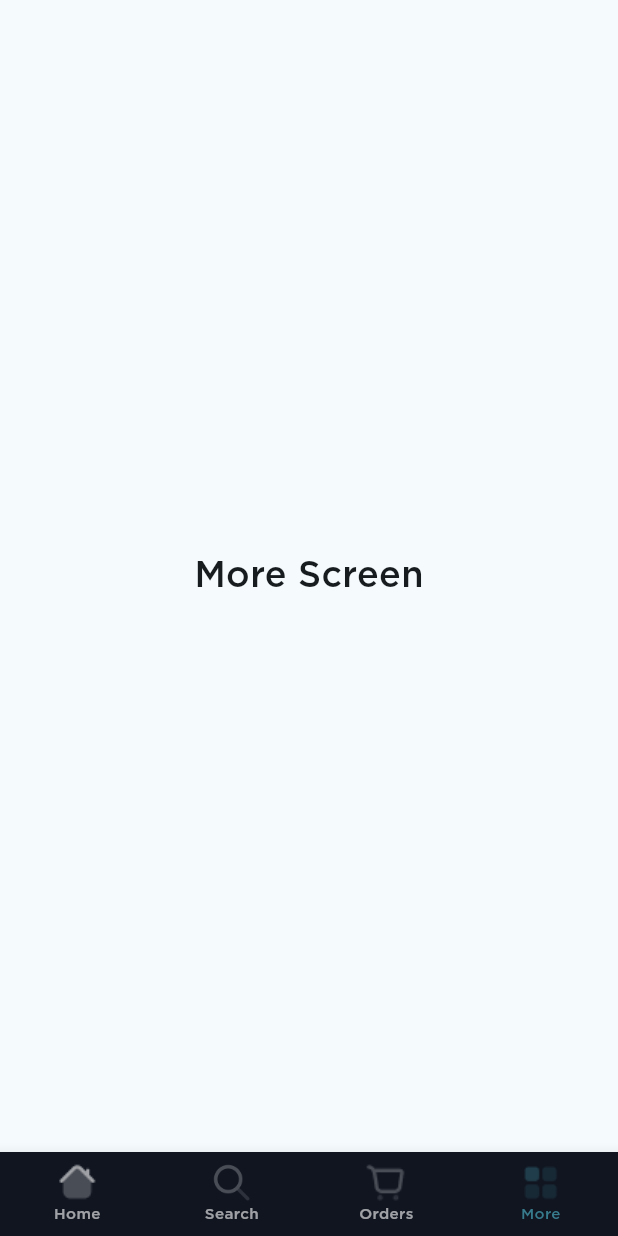
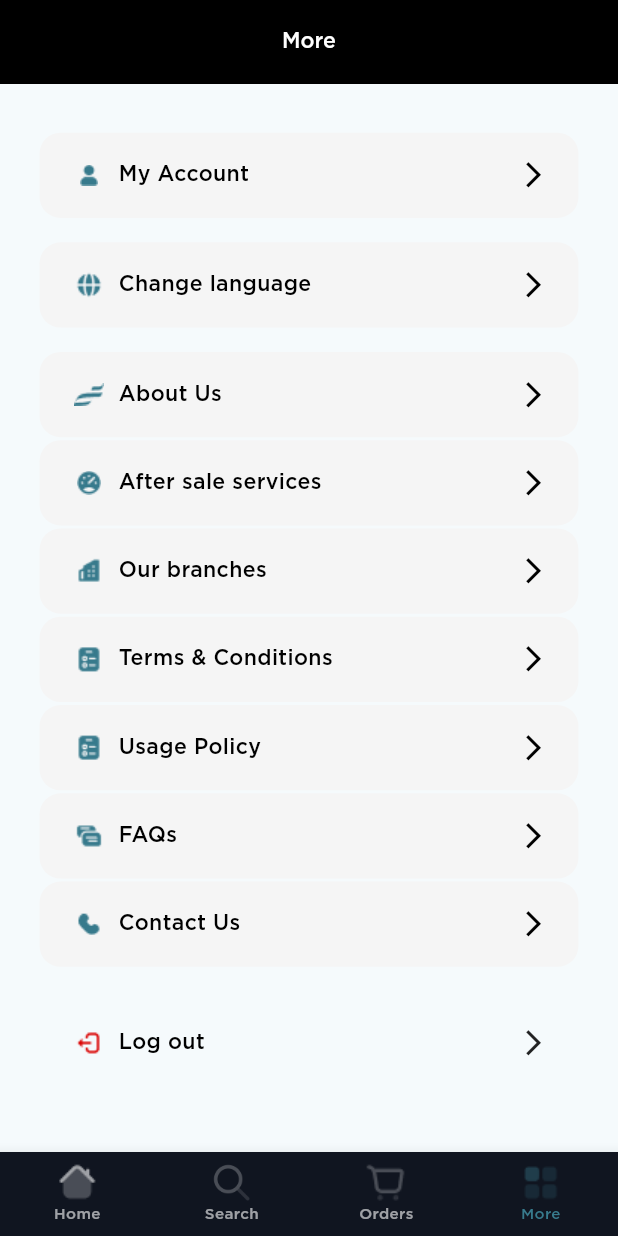
Before and after one commit to ezzAboElmakarem/bin-Omaria-Motors, a Flutter app: the NavBarView screen opened directly, item 4 of the bottom bar chosen, on a phone screen of 412 x 824 dp. Run offline on Flutter 3.47's test engine with Material 3 defaults, Android fonts, the light colour scheme and no system bars; our stand-ins replace card_swiper, carousel_slider, country_code_picker, dio, easy_localization, flutter_image_compress and 7 more; accounts and stored records are empty.

Commit message:
feat (more) : build  feat (more) UI

```diff
--- a/assets/lang/en.json
+++ b/assets/lang/en.json
@@ -104,6 +104,16 @@
     "my_account" : "My Account",
     "purchase_success_title" : "Purchase request sent successfully",
     "purchase_success_subtitle" : "Your request was sent successfully, we will contact you within 24 hours",
-    "my_orders" : "My Orders"
+    "my_orders" : "My Orders",
+    "change_language" : "Change language",
+    "about_us" : "About Us",
+    "after_sale_services" : "After sale services",
+    "our_branches" : "Our branches",
+    "terms_&_Conditions" :"Terms & Conditions",
+    "usage_policy" : "Usage Policy",
+    "faqs" : "FAQs" ,
+    "contact_us" : "Contact Us",
+    "log_out" : "Log out"
+
 
 }
--- a/lib/features/main_pages/navigation_bar_view.dart
+++ b/lib/features/main_pages/navigation_bar_view.dart
@@ -1,4 +1,5 @@
 import 'package:bin_omaira_motors/features/home/view/home_view.dart';
+import 'package:bin_omaira_motors/features/more/view/more_view.dart';
 import 'package:bin_omaira_motors/features/orders/views/orders_view.dart';
 import 'package:bin_omaira_motors/features/search/views/search_view.dart';
 import 'package:bin_omaira_motors/helper/assets.dart';
@@ -22,7 +23,7 @@ class NavBarViewState extends State<NavBarView> {
     const HomeView(),
     const SearchView(),
     const OrdersView(),
-    const MoreScreen(),
+    const MoreView(),
   ];
 
   void navigateToSearchScreen() {
@@ -99,31 +100,3 @@ class NavBarViewState extends State<NavBarView> {
     );
   }
 }
-
-class OrdersScreen extends StatelessWidget {
-  const OrdersScreen({super.key});
-
-  @override
-  Widget build(BuildContext context) {
-    return const Center(
-      child: Text(
-        'Orders Screen',
-        style: TextStyle(fontSize: 24),
-      ),
-    );
-  }
-}
-
-class MoreScreen extends StatelessWidget {
-  const MoreScreen({super.key});
-
-  @override
-  Widget build(BuildContext context) {
-    return const Center(
-      child: Text(
-        'More Screen',
-        style: TextStyle(fontSize: 24),
-      ),
-    );
-  }
-}
--- /dev/null
+++ b/lib/features/more/view/more_view.dart
@@ -0,0 +1,108 @@
+import 'package:bin_omaira_motors/features/more/widgets/more_section_item.dart';
+import 'package:bin_omaira_motors/helper/assets.dart';
+import 'package:bin_omaira_motors/helper/text_styles.dart';
+import 'package:bin_omaira_motors/widgets/custom_app_bar.dart';
+import 'package:easy_localization/easy_localization.dart';
+import 'package:flutter/material.dart';
+import 'package:flutter_screenutil/flutter_screenutil.dart';
+
+class MoreView extends StatelessWidget {
+  const MoreView({super.key});
+
+  @override
+  Widget build(BuildContext context) {
+    return Scaffold(
+      appBar: CustomAppBar(
+        context: context,
+        leading: const SizedBox.shrink(),
+        title: "more".tr(),
+        titleStyle: TextStyles.textstyle14.copyWith(
+          color: Colors.white,
+        ),
+      ),
+      body: SingleChildScrollView(
+        child: Padding(
+          padding: EdgeInsets.symmetric(horizontal: 24.w, vertical: 32.h),
+          child: Column(
+            children: [
+              MoreSectionItem(
+                sectionTitle: "my_account".tr(),
+                sectionImage: AssetsData.user,
+                onTap: () {},
+                navigationButton: true,
+              ),
+              SizedBox(
+                height: 16.h,
+              ),
+              MoreSectionItem(
+                sectionTitle: "change_language".tr(),
+                sectionImage: AssetsData.language,
+                onTap: () {},
+                navigationButton: true,
+              ),
+              SizedBox(
+                height: 16.h,
+              ),
+              MoreSectionItem(
+                sectionTitle: "about_us".tr(),
+                sectionImage: AssetsData.logoIcon,
+                onTap: () {},
+                navigationButton: true,
+              ),
+              SizedBox(height: 2.h),
+              MoreSectionItem(
+                sectionTitle: "after_sale_services".tr(),
+                sectionImage: AssetsData.services,
+                onTap: () {},
+                navigationButton: true,
+              ),
+              SizedBox(height: 2.h),
+              MoreSectionItem(
+                sectionTitle: "our_branches".tr(),
+                sectionImage: AssetsData.branches,
+                onTap: () {},
+                navigationButton: true,
+              ),
+              SizedBox(height: 2.h),
+              MoreSectionItem(
+                sectionTitle: "terms_&_Conditions".tr(),
+                sectionImage: AssetsData.policy,
+                onTap: () {},
+                navigationButton: true,
+              ),
+              SizedBox(height: 2.h),
+              MoreSectionItem(
+                sectionTitle: "usage_policy".tr(),
+                sectionImage: AssetsData.policy,
+                onTap: () {},
+                navigationButton: true,
+              ),
+              SizedBox(height: 2.h),
+              MoreSectionItem(
+                sectionTitle: "faqs".tr(),
+                sectionImage: AssetsData.faqs,
+                onTap: () {},
+                navigationButton: true,
+              ),
+              SizedBox(height: 2.h),
+              MoreSectionItem(
+                sectionTitle: "contact_us".tr(),
+                sectionImage: AssetsData.bluePhone,
+                onTap: () {},
+                navigationButton: true,
+              ),
+              SizedBox(height: 22.h),
+              MoreSectionItem(
+                isLogOut: true,
+                sectionTitle: "log_out".tr(),
+                sectionImage: AssetsData.logOut,
+                onTap: () {},
+                navigationButton: true,
+              ),
+            ],
+          ),
+        ),
+      ),
+    );
+  }
+}
--- /dev/null
+++ b/lib/features/more/widgets/more_section_item.dart
@@ -0,0 +1,65 @@
+import 'package:bin_omaira_motors/helper/colors_styles.dart';
+import 'package:flutter/material.dart';
+import 'package:flutter_screenutil/flutter_screenutil.dart';
+import '../../../helper/text_styles.dart';
+
+class MoreSectionItem extends StatelessWidget {
+  const MoreSectionItem({
+    super.key,
+    required this.sectionTitle,
+    required this.sectionImage,
+    required this.onTap,
+    required this.navigationButton,
+    this.isLogOut,
+    this.backgroundColor,
+    this.textColor,
+    this.iconColor,
+  });
+  final String sectionTitle;
+  final bool? isLogOut;
+  final String sectionImage;
+  final bool navigationButton;
+  final void Function()? onTap;
+  final Color? backgroundColor, textColor, iconColor;
+  @override
+  Widget build(BuildContext context) {
+    return GestureDetector(
+      onTap: onTap,
+      child: Container(
+        decoration: BoxDecoration(
+          color: isLogOut == null ? ColorStyles.shadowColor : backgroundColor,
+          borderRadius: BorderRadius.circular(14),
+        ),
+        padding: EdgeInsets.symmetric(horizontal: 18.w, vertical: 16.h),
+        child: Row(
+          children: [
+            Image.asset(
+              sectionImage,
+              height: 24.h,
+              width: 24.w,
+            ),
+            SizedBox(
+              width: 6.w,
+            ),
+            SizedBox(
+              width: 140.w,
+              child: Text(
+                sectionTitle,
+                style: TextStyles.textstyle14.copyWith(
+                    color: isLogOut == null ? Colors.black : textColor),
+              ),
+            ),
+            const Spacer(),
+            navigationButton
+                ? Icon(
+                    Icons.arrow_forward_ios_sharp,
+                    size: 20.sp,
+                    color: isLogOut == null ? Colors.black : iconColor,
+                  )
+                : const Text(' '),
+          ],
+        ),
+      ),
+    );
+  }
+}
--- a/lib/features/my_account/views/my_account_view.dart
+++ b/lib/features/my_account/views/my_account_view.dart
@@ -2,6 +2,7 @@ import 'package:bin_omaira_motors/features/orders/views/orders_view.dart';
 import 'package:bin_omaira_motors/features/success_screen/views/success_screen_view.dart';
 import 'package:bin_omaira_motors/helper/assets.dart';
 import 'package:bin_omaira_motors/helper/colors_styles.dart';
+import 'package:bin_omaira_motors/helper/routes.dart';
 import 'package:bin_omaira_motors/helper/text_styles.dart';
 import 'package:bin_omaira_motors/widgets/custom_app_bar.dart';
 import 'package:easy_localization/easy_localization.dart';
@@ -30,6 +31,9 @@ class MyAccoountView extends StatelessWidget {
         textSubtitleColor: Colors.black.withOpacity(0.7),
         buttonColor: kPrimaryColor.withOpacity(0.1),
         textButtonColor: kPrimaryColor,
+        ontap: () {
+          RouteUtils.navigateTo(const OrdersView());
+        },
         navTo: const OrdersView(),
       ),
     );
--- a/lib/features/orders/views/orders_view.dart
+++ b/lib/features/orders/views/orders_view.dart
@@ -19,13 +19,12 @@ class OrdersView extends StatelessWidget {
         ),
       ),
       body: Center(
-        child: Padding(
+        child: ListView.separated(
             padding: EdgeInsets.all(24.h),
-            child: ListView.separated(
-                itemBuilder: (context, index) => CustomOrderProductCard(
-                    orderState: "accepted_purchase".tr()),
-                separatorBuilder: (context, index) => SizedBox(height: 16.h),
-                itemCount: 6)),
+            itemBuilder: (context, index) =>
+                CustomOrderProductCard(orderState: "accepted_purchase".tr()),
+            separatorBuilder: (context, index) => SizedBox(height: 16.h),
+            itemCount: 6),
       ),
     );
   }
--- a/lib/features/success_screen/views/success_screen_view.dart
+++ b/lib/features/success_screen/views/success_screen_view.dart
@@ -13,6 +13,7 @@ class SuccessScreenView extends StatelessWidget {
       textSubtitleColor,
       buttonColor,
       textButtonColor;
+  final void Function()? ontap;
   const SuccessScreenView({
     super.key,
     required this.image,
@@ -25,6 +26,7 @@ class SuccessScreenView extends StatelessWidget {
     this.textSubtitleColor,
     this.buttonColor,
     this.textButtonColor,
+    this.ontap,
   });
 
   @override
@@ -58,9 +60,10 @@ class SuccessScreenView extends StatelessWidget {
                 buttonText: textButton,
                 buttonColor: buttonColor,
                 textColor: textButtonColor,
-                onTap: () {
-                  RouteUtils.navigateAndPopUntilFirstPage(navTo);
-                },
+                onTap: ontap ??
+                    () {
+                      RouteUtils.navigateAndPopUntilFirstPage(navTo);
+                    },
               ),
             ],
           ),
--- a/lib/helper/assets.dart
+++ b/lib/helper/assets.dart
@@ -35,4 +35,14 @@ class AssetsData {
   static const building = 'assets/images/building.png';
   static const nationalBank = 'assets/images/National_Bank.png';
   static const flyingCar = 'assets/images/flying_car.png';
+  static const branches = 'assets/images/branches.png';
+  static const faqs = 'assets/images/faqs.png';
+  static const language = 'assets/images/language.png';
+  static const logoIcon = 'assets/images/logo_icon.png';
+  static const policy = 'assets/images/policy.png';
+  static const services = 'assets/images/services.png';
+  static const user = 'assets/images/user.png';
+  static const terms = 'assets/images/terms.png';
+  static const bluePhone = 'assets/images/call.png';
+  static const logOut = 'assets/images/log_out.png';
 }
--- a/lib/helper/colors_styles.dart
+++ b/lib/helper/colors_styles.dart
@@ -28,6 +28,7 @@ class ColorStyles {
   static Color signInButtonColor = const Color(0xff333E41);
   static Color redColor = const Color(0xffC2000B);
   static Color greenColor = const Color(0xff4CBD6B);
+  static Color shadowColor = const Color(0xffF5F5F5);
   static Color lightBlueColor = const Color(0xffEDF8F0);
   static Color greyColor = const Color(0xffD9D9D9).withOpacity(0.2);
   static Color darkgreyColor = Colors.white.withOpacity(0.6);
```
Also changed, not shown: assets/images/branches.png (added), assets/images/call.png (added), assets/images/faqs.png (added), assets/images/language.png (added), assets/images/log_out.png (added), assets/images/logo_icon.png (added), assets/images/policy.png (added), assets/images/services.png (added), assets/images/terms.png (added), assets/images/user.png (added).
